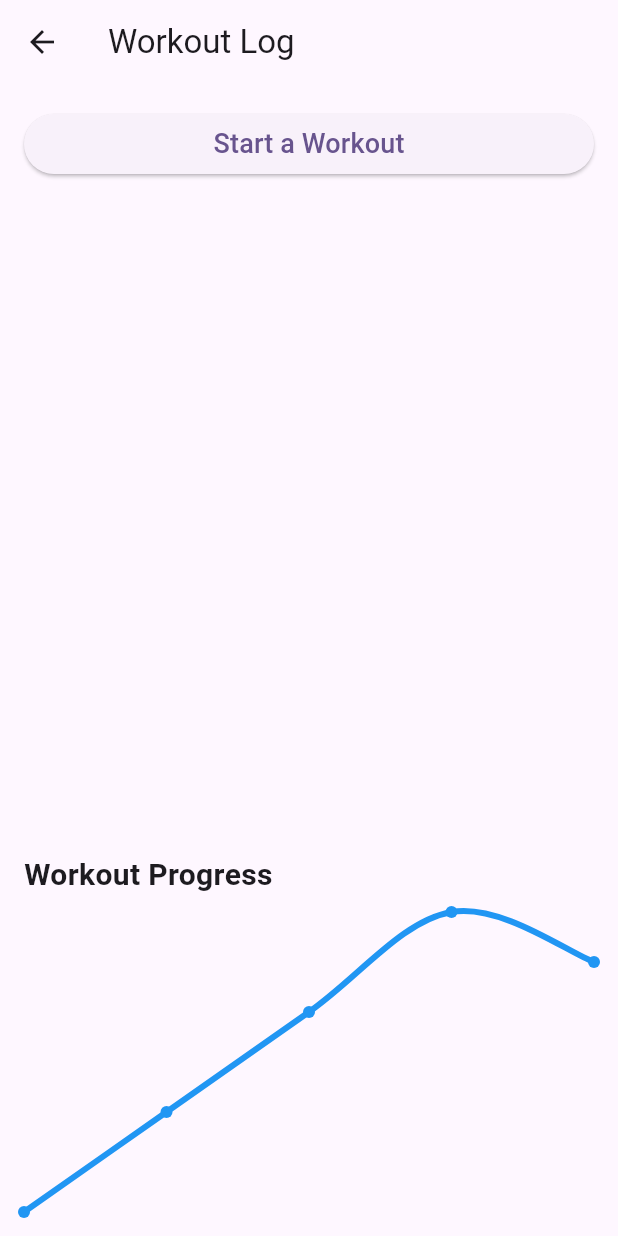
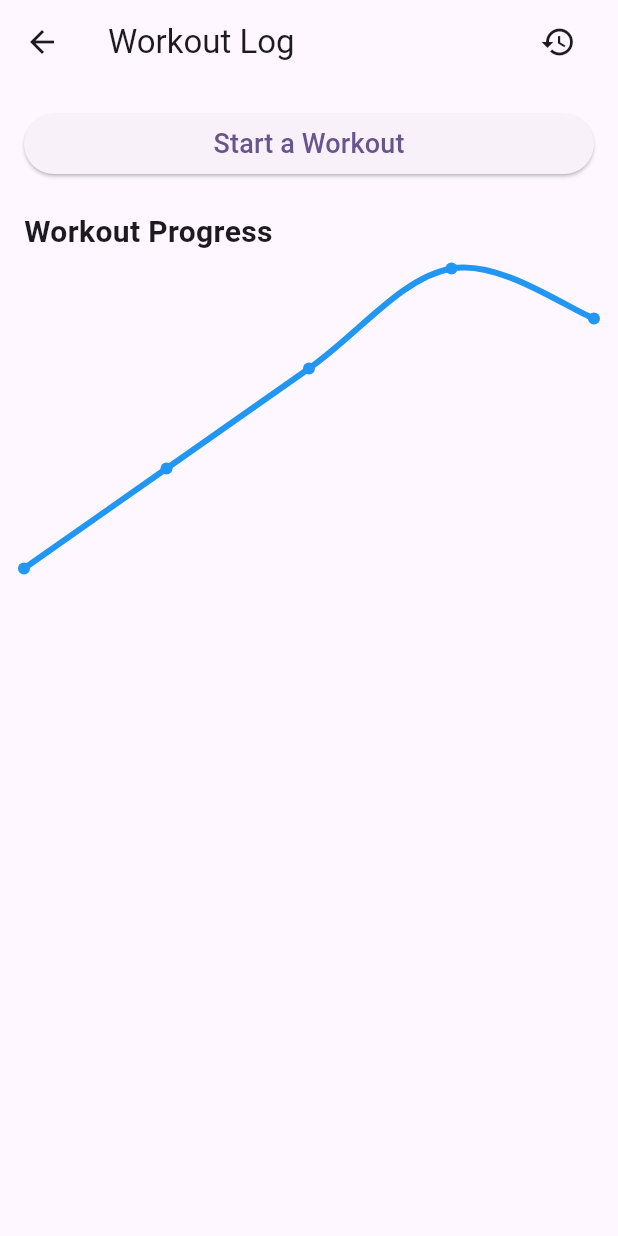
Before and after one commit to JerGrant/GymWorkoutLogger, a Flutter app: the WorkoutPage screen opened directly, on a phone screen of 412 x 824 dp. Run offline on Flutter 3.47's test engine with Material 3 defaults, Android fonts, the phone set to English and light mode, and no system bars; drawn by our look-alikes of fl_chart; our stand-ins replace cloud_firestore, firebase_auth, firebase_core, firebase_storage, google_sign_in, image_picker; accounts and stored records are empty.

Commit message:
Workout History Page
Added button in the top right corner of workout page, which takes you to the workout history. Added search, filters and order by's.

Search is having issues with case-sensitive. I'm trying to fix. This update however, it's still not working.

```diff
--- a/lib/screens/workout_page.dart
+++ b/lib/screens/workout_page.dart
@@ -3,6 +3,7 @@ import 'package:firebase_auth/firebase_auth.dart';
 import 'package:flutter/material.dart';
 import 'package:intl/intl.dart';
 import 'workout_session_page.dart';
+import 'workout_history_page.dart';
 import 'package:fl_chart/fl_chart.dart';
 
 class WorkoutPage extends StatefulWidget {
@@ -23,15 +24,29 @@ class _WorkoutPageState extends State<WorkoutPage> {
   @override
   Widget build(BuildContext context) {
     return Scaffold(
-      appBar: AppBar(title: Text('Workout Log')),
+      appBar: AppBar(
+        title: Row(
+          mainAxisAlignment: MainAxisAlignment.spaceBetween,
+          children: [
+            Text('Workout Log'),
+            IconButton(
+              icon: Icon(Icons.history),
+              onPressed: () {
+                Navigator.push(
+                  context,
+                  MaterialPageRoute(builder: (context) => workout_history_page()),
+                );
+              },
+            ),
+          ],
+        ),
+      ),
       body: Padding(
         padding: const EdgeInsets.all(16.0),
         child: Column(
           crossAxisAlignment: CrossAxisAlignment.start,
           children: [
             _buildStartWorkoutButton(context),
-            SizedBox(height: 20),
-            _buildWorkoutHistory(),
             SizedBox(height: 20),
             _buildGraphsAndInsights(),
           ],
@@ -51,37 +66,6 @@ class _WorkoutPageState extends State<WorkoutPage> {
           );
         },
         child: Text('Start a Workout', style: TextStyle(fontSize: 18)),
-      ),
-    );
-  }
-
-  Widget _buildWorkoutHistory() {
-    return Expanded(
-      child: StreamBuilder<QuerySnapshot>(
-        stream: _firestore
-            .collection('workouts')
-            .where('userId', isEqualTo: user?.uid)
-            .orderBy('timestamp', descending: true)
-            .snapshots(),
-        builder: (context, snapshot) {
-          if (!snapshot.hasData) {
-            return Center(child: CircularProgressIndicator());
-          }
-
-          final workouts = snapshot.data!.docs;
-          return ListView.builder(
-            itemCount: workouts.length,
-            itemBuilder: (context, index) {
-              final workout = workouts[index];
-              return ListTile(
-                title: Text(workout['name']),
-                subtitle: Text(
-                  "Logged at ${_formatTimestamp(workout['timestamp'])} | Duration: ${workout['duration']} mins",
-                ),
-              );
-            },
-          );
-        },
       ),
     );
   }
```
Also changed, not shown: lib/screens/workout_history_page.dart (added, +150 -0 lines), 1 other file.
